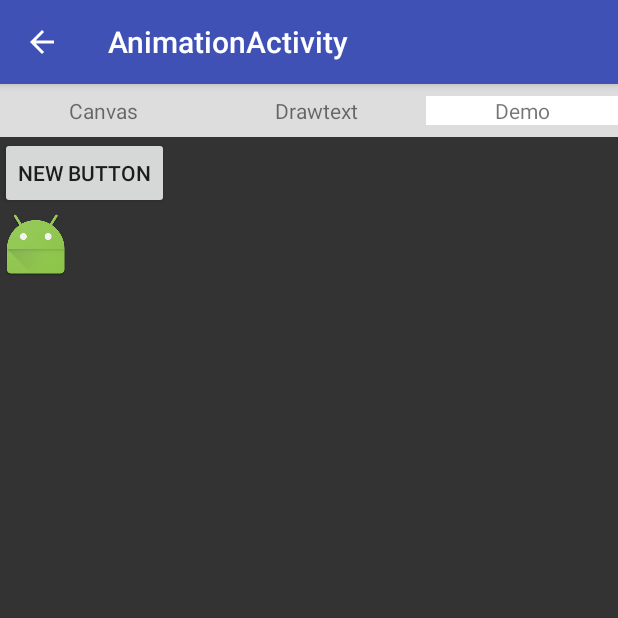
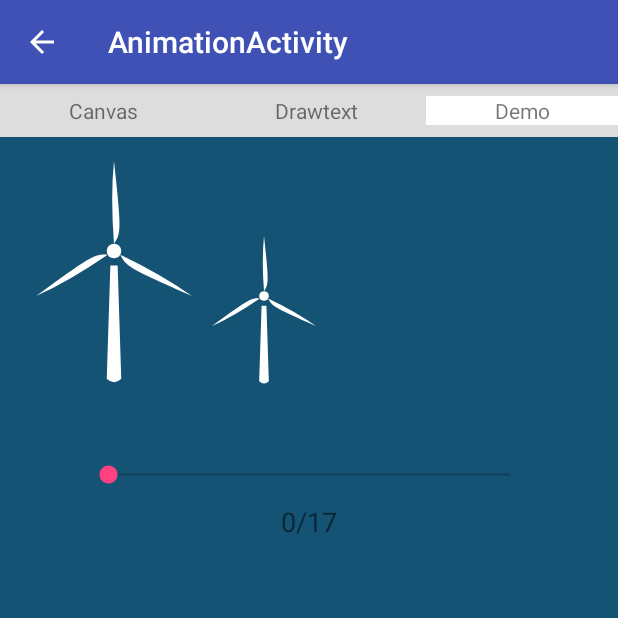
Before and after one commit to addcn/abook, an Android app: the AnimationActivity screen opened directly, with no data from a screen before it, on a phone screen of 412 x 824 dp, the top half of it. Run offline under Robolectric (Android 15) with nearby library versions, the light colour scheme and no system bars.

Commit message:
自定义视图+动画

```diff
--- a/app/src/main/java/com/dodo/android/abook/MainActivity.java
+++ b/app/src/main/java/com/dodo/android/abook/MainActivity.java
@@ -41,7 +41,7 @@ public class MainActivity extends AppCompatActivity {
         Toolbar toolbar = (Toolbar) findViewById(R.id.toolbar);
         setSupportActionBar(toolbar);
 
-        //initViews();
+        initViews();
     }
 
     /**
--- a/app/src/main/java/com/dodo/android/abook/features/animation/AnimationActivity.java
+++ b/app/src/main/java/com/dodo/android/abook/features/animation/AnimationActivity.java
@@ -23,7 +23,7 @@ import com.dodo.android.abook.features.graphics.ExampleFragment;
 
 public class AnimationActivity extends AppCompatActivity {
 
-    private AnimationFragment animationFragment;
+    private WindmillFragment animationFragment;
 
     @Override
     protected void onCreate(Bundle savedInstanceState) {
@@ -34,10 +34,10 @@ public class AnimationActivity extends AppCompatActivity {
         getSupportActionBar().setDisplayHomeAsUpEnabled(true);
 
         // Create the fragment
-        animationFragment = (AnimationFragment) getSupportFragmentManager().findFragmentById(R.id.fragment);
+        animationFragment = (WindmillFragment) getSupportFragmentManager().findFragmentById(R.id.fragment);
         if (animationFragment == null) {
             FragmentTransaction transaction = getSupportFragmentManager().beginTransaction();
-            animationFragment = new AnimationFragment();
+            animationFragment = new WindmillFragment();
             transaction.add(R.id.fragment, animationFragment);
             transaction.commit();
         }
--- /dev/null
+++ b/app/src/main/java/com/dodo/android/abook/features/animation/WindmillFragment.java
@@ -0,0 +1,88 @@
+package com.dodo.android.abook.features.animation;
+
+import android.animation.AnimatorSet;
+import android.animation.ArgbEvaluator;
+import android.animation.ObjectAnimator;
+import android.animation.PropertyValuesHolder;
+import android.animation.ValueAnimator;
+import android.graphics.Color;
+import android.os.Bundle;
+import android.support.v4.app.Fragment;
+import android.view.LayoutInflater;
+import android.view.View;
+import android.view.ViewGroup;
+import android.view.animation.Animation;
+import android.view.animation.AnimationUtils;
+import android.view.animation.BounceInterpolator;
+import android.widget.Button;
+import android.widget.ImageView;
+import android.widget.LinearLayout;
+import android.widget.SeekBar;
+import android.widget.TextView;
+
+import com.dodo.android.abook.R;
+import com.dodo.android.abook.widget.windmill.WindPath;
+
+/**
+ * http://blog.csdn.net/yy497078141/article/details/52215622
+ * 自定义视图+动画
+ */
+public class WindmillFragment extends Fragment {
+
+    private View content;
+    private WindPath mBigWindMill,mSmallWindMill;
+
+    private SeekBar mSeekBar;
+    private TextView mSpeedText;
+
+    public WindmillFragment() {
+    }
+
+    @Override
+    public View onCreateView(LayoutInflater inflater, ViewGroup container,
+                             Bundle savedInstanceState) {
+        content = inflater.inflate(R.layout.fragment_windmill, container, false);
+
+        initViews();
+
+        return content;
+    }
+
+
+
+    private void initViews() {
+        mBigWindMill = (WindPath) content.findViewById(R.id.id_wind);
+        mSmallWindMill = (WindPath) content.findViewById(R.id.id_windsmall);
+        mSeekBar = (SeekBar) content.findViewById(R.id.id_seekbar);
+        mSpeedText = (TextView) content.findViewById(R.id.speed);
+        mSpeedText.setText(mSeekBar.getProgress() + "/" + mSeekBar.getMax());
+        mBigWindMill.startAnim();
+        mSmallWindMill.startAnim();
+
+        mSeekBar.setOnSeekBarChangeListener(new SeekBar.OnSeekBarChangeListener() {
+            @Override
+            public void onProgressChanged(SeekBar seekBar, int i, boolean b) {
+
+            }
+
+            @Override
+            public void onStartTrackingTouch(SeekBar seekBar) {
+
+            }
+
+            @Override
+            public void onStopTrackingTouch(SeekBar seekBar) {
+                mSpeedText.setText(seekBar.getProgress() + "/" + mSeekBar.getMax());
+
+                mBigWindMill.setWindvelocity(seekBar.getProgress());
+                mSmallWindMill.setWindvelocity(seekBar.getProgress());
+                mBigWindMill.startAnim();
+                mSmallWindMill.startAnim();
+            }
+        });
+
+    }
+
+
+
+}
--- a/app/src/main/java/com/dodo/android/abook/widget/MyView.java
+++ b/app/src/main/java/com/dodo/android/abook/widget/MyView.java
@@ -121,8 +121,9 @@ public class MyView extends View {
     }
 
     /**
-     * 自定义View会在这个阶段获取其自身的大小。
-     * 如果想要支持wrap_content属性，就必须重写onMeasure方法，如下所示（可以当做模板代码）。需要做的就是设置setMeasuredDimension(int width, int height)
+     * 测量自定义控件的长宽
+     * 需要做的就是设置setMeasuredDimension(int width, int height)。
+     * 如果想要支持wrap_content属性，就必须重写onMeasure方法，如下所示（可以当做模板代码）。
      *
      * @param widthMeasureSpec
      * @param heightMeasureSpec
--- /dev/null
+++ b/app/src/main/java/com/dodo/android/abook/widget/windmill/PillarView.java
@@ -0,0 +1,66 @@
+package com.dodo.android.abook.widget.windmill;
+
+import android.content.Context;
+import android.graphics.Canvas;
+import android.graphics.Color;
+import android.graphics.Paint;
+import android.graphics.Path;
+import android.util.AttributeSet;
+import android.view.View;
+
+/**
+ * 风车支柱自定义View
+ * Created by yinyiliang on 2016/8/15 0015.
+ */
+public class PillarView extends View {
+
+    private Paint mHolderPaint; //支柱画笔
+    private Path path;
+    private int width,height;
+
+    public PillarView(Context context) {
+        this(context,null);
+    }
+
+    public PillarView(Context context, AttributeSet attrs) {
+        this(context, attrs,0);
+    }
+
+    public PillarView(Context context, AttributeSet attrs, int defStyleAttr) {
+        super(context, attrs, defStyleAttr);
+
+        init();
+    }
+
+    private void init() {
+        path = new Path();
+        mHolderPaint = new Paint();
+        mHolderPaint.setStyle(Paint.Style.FILL);
+        mHolderPaint.setStrokeWidth(2);
+        mHolderPaint.setAntiAlias(true);
+        mHolderPaint.setColor(Color.WHITE);
+    }
+
+    @Override
+    protected void onMeasure(int widthMeasureSpec, int heightMeasureSpec) {
+        width = MeasureSpec.getSize(widthMeasureSpec);
+        height = MeasureSpec.getSize(heightMeasureSpec);
+        setMeasuredDimension(width,height);
+    }
+
+    @Override
+    protected void onDraw(Canvas canvas) {
+        canvas.save();
+        path.moveTo(width/2+getFitSize(10),width/2+getFitSize(40));
+        path.lineTo(width/2-getFitSize(10),width/2+getFitSize(40));
+        path.lineTo(width/2-getFitSize(20),height-getFitSize(20));
+        path.quadTo(width/2,height,width/2+getFitSize(20),height-getFitSize(20));
+        path.close();
+        canvas.drawPath(path,mHolderPaint);
+        canvas.restore();
+    }
+
+    private float getFitSize(float orgSize) {
+        return orgSize * width / 496;
+    }
+}
--- /dev/null
+++ b/app/src/main/java/com/dodo/android/abook/widget/windmill/WindPath.java
@@ -0,0 +1,154 @@
+package com.dodo.android.abook.widget.windmill;
+
+import android.content.Context;
+import android.graphics.Canvas;
+import android.graphics.Color;
+import android.graphics.Paint;
+import android.graphics.Path;
+import android.util.AttributeSet;
+import android.util.Log;
+import android.view.View;
+import android.view.animation.Animation;
+import android.view.animation.LinearInterpolator;
+import android.view.animation.RotateAnimation;
+
+/**
+ * 风车自定义view
+ * Created by yinyiliang on 2016/8/14 0014.
+ */
+public class WindPath extends View {
+
+    private float width,height;
+
+    private float centerX,centerY; //圆心
+    //扇叶的五个坐标点
+    private float x1, y1, x2, y2, x3, y3, x4, y4,x5,y5;
+
+    private RotateAnimation mAnimation;
+    private int mWindVelocity = 1; //风速
+
+    private Paint mWindPaint; //扇叶画笔
+
+    public WindPath(Context context) {
+        this(context,null);
+    }
+
+    public WindPath(Context context, AttributeSet attrs) {
+        this(context, attrs,0);
+    }
+
+    public WindPath(Context context, AttributeSet attrs, int defStyleAttr) {
+        super(context, attrs, defStyleAttr);
+
+        init();
+    }
+
+    private void init() {
+
+        mWindPaint = new Paint();
+        mWindPaint.setStyle(Paint.Style.FILL);
+        mWindPaint.setStrokeWidth(2);
+        mWindPaint.setAntiAlias(true);
+        mWindPaint.setColor(Color.WHITE);
+
+        mAnimation = new RotateAnimation(0,360, Animation.RELATIVE_TO_SELF,
+                0.5f,Animation.RELATIVE_TO_SELF,0.5f);
+        mAnimation.setRepeatCount(-1); //设置为无限重复
+        mAnimation.setInterpolator(new LinearInterpolator());//匀速
+        mAnimation.setFillAfter(true);
+    }
+
+    @Override
+    protected void onMeasure(int widthMeasureSpec, int heightMeasureSpec) {
+        width = MeasureSpec.getSize(widthMeasureSpec);
+        height = MeasureSpec.getSize(heightMeasureSpec);
+        if (height > width) {
+            height = width;
+        } else {
+            width = height;
+        }
+        measure();
+        setMeasuredDimension((int)width,(int)height);
+    }
+
+    private void measure() {
+
+        x1 = width/2;
+        y1 = width/2 - getFitSize(20);
+        x2 = width/2 + getFitSize(20);
+        y2 = width/2 - getFitSize(50);
+        x3 = x2;
+        y3 = width/2 - getFitSize(60);
+        x4 = width/2;
+        y4 = 0;
+        x5 = width/2 - getFitSize(10);
+        y5 = y2/2;
+
+        centerX = width/2;
+        centerY = width/2;
+    }
+
+    @Override
+    protected void onDraw(Canvas canvas) {
+        super.onDraw(canvas);
+        canvas.save();
+
+        drawPoint(canvas);
+        drawFan(canvas);
+
+        canvas.restore();
+    }
+
+    /**
+     * 绘制中心圆点
+     * @param canvas
+     */
+    private void drawPoint(Canvas canvas) {
+        canvas.drawCircle(centerX,centerY,getFitSize(20), mWindPaint);
+    }
+
+    /**
+     * 绘制扇叶
+     * @param canvas
+     */
+    private void drawFan(Canvas canvas) {
+        Path path = new Path();
+        path.moveTo(x1, y1);
+
+        path.cubicTo(x2,y2,x3,y3,x4,y4);
+        path.quadTo(x5,y5,x1,y1);
+        canvas.drawPath(path, mWindPaint);
+
+        canvas.rotate(120,centerX,centerY);
+        canvas.drawPath(path, mWindPaint);
+
+        canvas.rotate(120,centerX,centerY);
+        canvas.drawPath(path, mWindPaint);
+
+    }
+
+    public void setWindvelocity(int value) {
+        if (value == 0) {
+            value = 1;
+        }
+        if (value >17) {
+            value = 17;
+        }
+        this.mWindVelocity = value;
+    }
+
+    public void startAnim() {
+        stopAnim();
+        mAnimation.setDuration(1800 - mWindVelocity*100);
+        startAnimation(mAnimation);
+    }
+
+    public void stopAnim() {
+        clearAnimation();
+    }
+
+    private float getFitSize(float orgSize) {
+        return orgSize * width / 496;
+    }
+
+}
--- /dev/null
+++ b/app/src/main/res/layout/fragment_windmill.xml
@@ -0,0 +1,61 @@
+<?xml version="1.0" encoding="utf-8"?>
+<LinearLayout
+    xmlns:android="http://schemas.android.com/apk/res/android"
+    xmlns:tools="http://schemas.android.com/tools"
+    android:layout_width="match_parent"
+    android:layout_height="match_parent"
+    android:background="#145374"
+    android:orientation="vertical"
+    android:paddingBottom="@dimen/activity_vertical_margin"
+    android:paddingLeft="@dimen/activity_horizontal_margin"
+    android:paddingRight="@dimen/activity_horizontal_margin"
+    android:paddingTop="@dimen/activity_vertical_margin">
+
+    <RelativeLayout
+        android:id="@+id/relativeLayout"
+        android:layout_width="wrap_content"
+        android:layout_height="wrap_content">
+
+        <com.dodo.android.abook.widget.windmill.WindPath
+            android:id="@+id/id_wind"
+            android:layout_width="120dp"
+            android:layout_height="120dp"/>
+
+        <com.dodo.android.abook.widget.windmill.PillarView
+            android:id="@+id/view2"
+            android:layout_width="120dp"
+            android:layout_height="150dp"/>
+
+        <com.dodo.android.abook.widget.windmill.PillarView
+            android:id="@+id/view"
+            android:layout_width="80dp"
+            android:layout_height="100dp"
+            android:layout_alignBottom="@+id/view2"
+            android:layout_toEndOf="@+id/id_wind"/>
+
+        <com.dodo.android.abook.widget.windmill.WindPath
+            android:id="@+id/id_windsmall"
+            android:layout_width="80dp"
+            android:layout_height="100dp"
+            android:layout_alignStart="@+id/view"
+            android:layout_alignTop="@+id/view"/>
+
+    </RelativeLayout>
+
+    <SeekBar
+        android:id="@+id/id_seekbar"
+        android:layout_width="300dp"
+        android:layout_height="wrap_content"
+        android:layout_gravity="center"
+        android:layout_marginTop="50dp"
+        android:max="17"/>
+
+    <TextView
+        android:id="@+id/speed"
+        android:layout_width="wrap_content"
+        android:layout_height="wrap_content"
+        android:layout_gravity="center"
+        android:layout_marginTop="10dp"
+        android:textSize="18sp"
+        tools:text="0/10"/>
+</LinearLayout>
```
Also changed, not shown: app/src/main/java/com/dodo/android/abook/widget/CustomSwitchView.java (added, +226 -0 lines).
